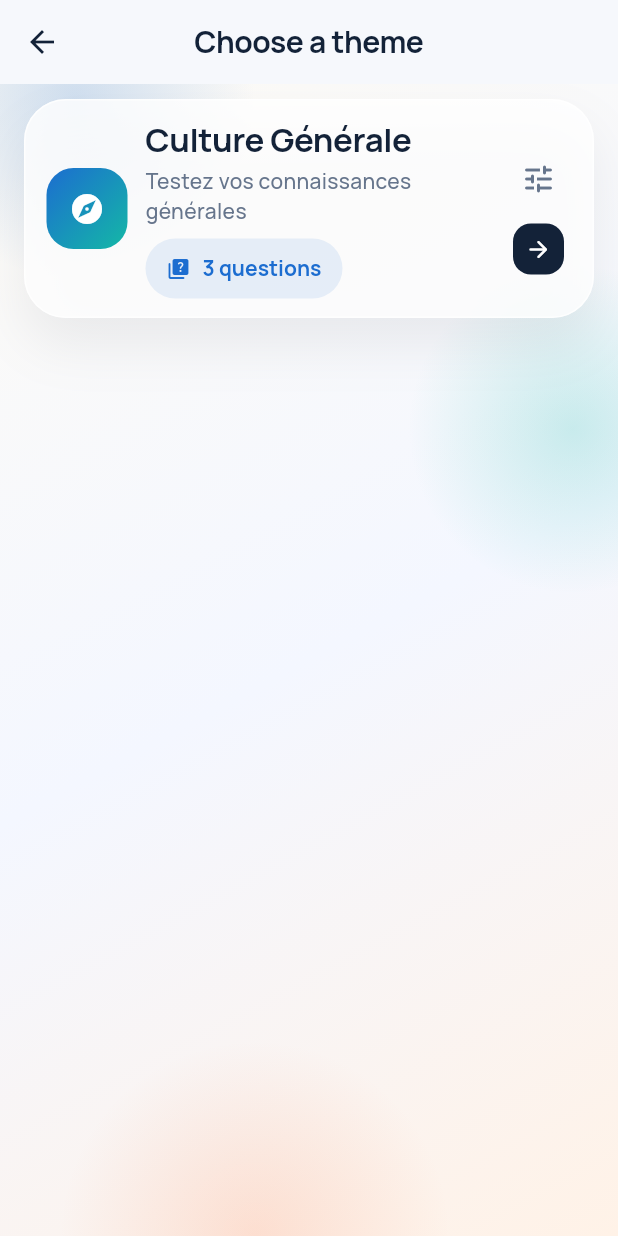
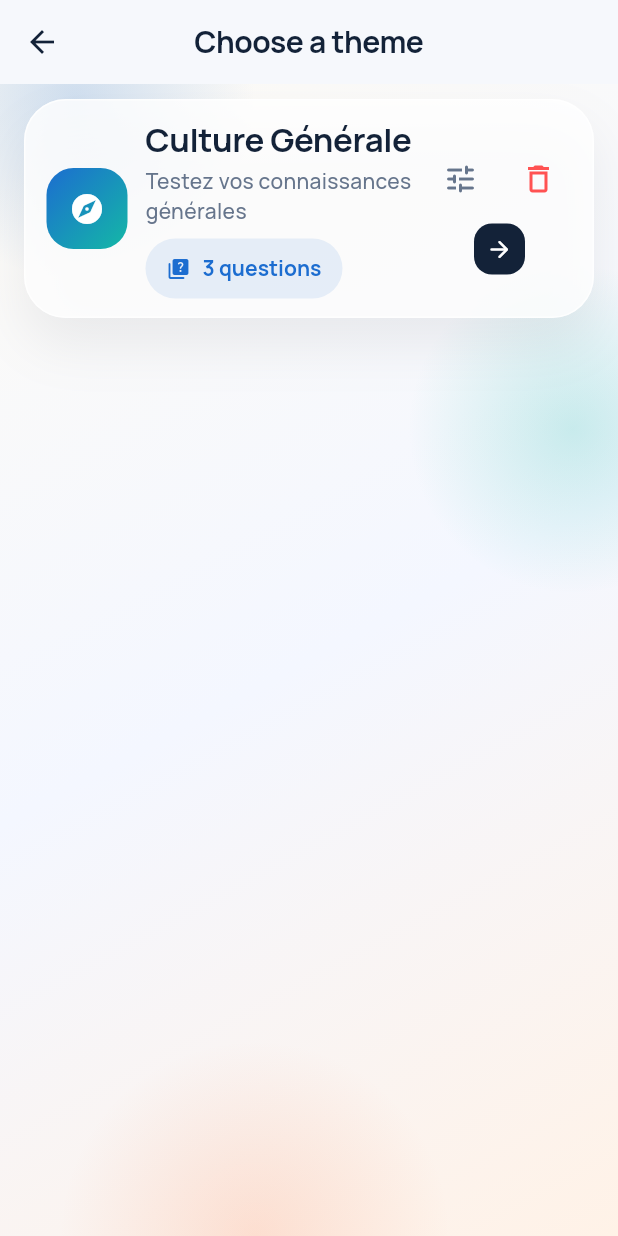
Before and after one commit to Namioumiou/YCulture, a Flutter app: the ThemeSelectionScreen screen opened directly, on a phone screen of 412 x 824 dp. Run offline on Flutter 3.47's test engine with Material 3 defaults, Android fonts, the phone set to English and light mode, and no system bars; our stand-ins replace audioplayers, file_picker, google_fonts, image_picker, shared_preferences; missing offline and left inert: record; accounts and stored records are empty.

Commit message:
suppression d un theme

```diff
--- a/app/lib/l10n/app_fr.arb
+++ b/app/lib/l10n/app_fr.arb
@@ -51,6 +51,10 @@
   "@themeDeleteTitle": {},
   "themeDeleteConfirm": "Cette action est irréversible.\n\n\"{questionText}\"",
   "@themeDeleteConfirm": { "placeholders": { "questionText": { "type": "String" } } },
+  "themeDeleteThemeTitle": "Supprimer le thème ?",
+  "@themeDeleteThemeTitle": {},
+  "themeDeleteThemeConfirm": "Cela supprimera le thème \"{themeName}\"",
+  "@themeDeleteThemeConfirm": { "placeholders": { "themeName": { "type": "String" } } },
   "themeDeleteCancel": "Annuler",
   "@themeDeleteCancel": {},
   "themeDeleteButton": "Supprimer",
--- a/app/lib/l10n/app_localizations.dart
+++ b/app/lib/l10n/app_localizations.dart
@@ -241,6 +241,18 @@ abstract class AppLocalizations {
   /// In fr, this message translates to:
   /// **'Cette action est irréversible.\n\n\"{questionText}\"'**
   String themeDeleteConfirm(String questionText);
+
+  /// No description provided for @themeDeleteThemeTitle.
+  ///
+  /// In fr, this message translates to:
+  /// **'Supprimer le thème ?'**
+  String get themeDeleteThemeTitle;
+
+  /// No description provided for @themeDeleteThemeConfirm.
+  ///
+  /// In fr, this message translates to:
+  /// **'Cela supprimera le thème \"{themeName}\"'**
+  String themeDeleteThemeConfirm(String themeName);
 
   /// No description provided for @themeDeleteCancel.
   ///
--- a/app/lib/ui/app_theme.dart
+++ b/app/lib/ui/app_theme.dart
@@ -369,11 +369,13 @@ class AppInfoChip extends StatelessWidget {
         children: [
           Icon(icon, size: 16, color: color),
           const SizedBox(width: 8),
-          Text(
-            label,
-            style: Theme.of(
-              context,
-            ).textTheme.labelLarge?.copyWith(color: color),
+          Flexible(
+            child: Text(
+              label,
+              overflow: TextOverflow.ellipsis,
+              maxLines: 1,
+              style: Theme.of(context).textTheme.labelLarge?.copyWith(color: color),
+            ),
           ),
         ],
       ),
```
Also changed, not shown: app/lib/l10n/app_localizations_en.dart (+8 -0 lines), app/lib/l10n/app_localizations_fr.dart (+8 -0 lines), app/lib/screens/theme_selection_screen.dart (+62 -1 lines).
